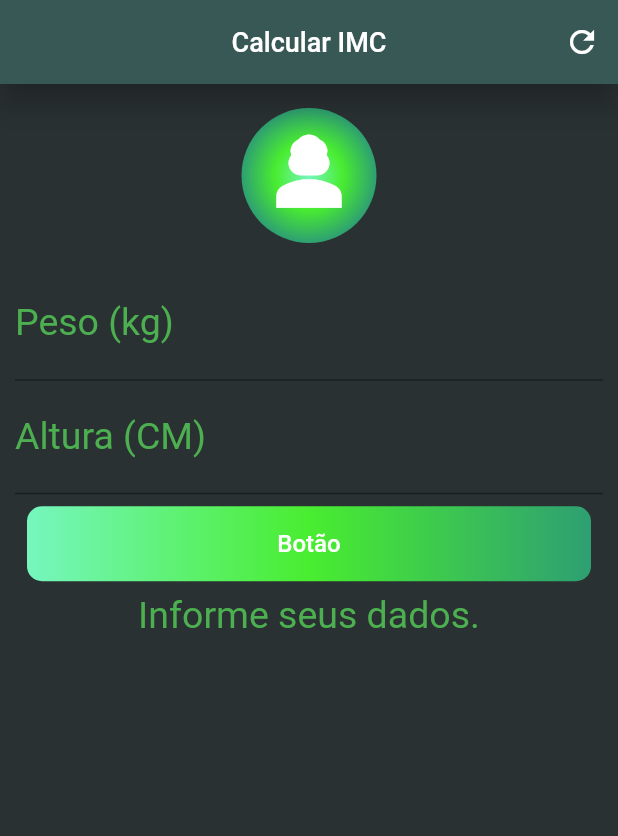
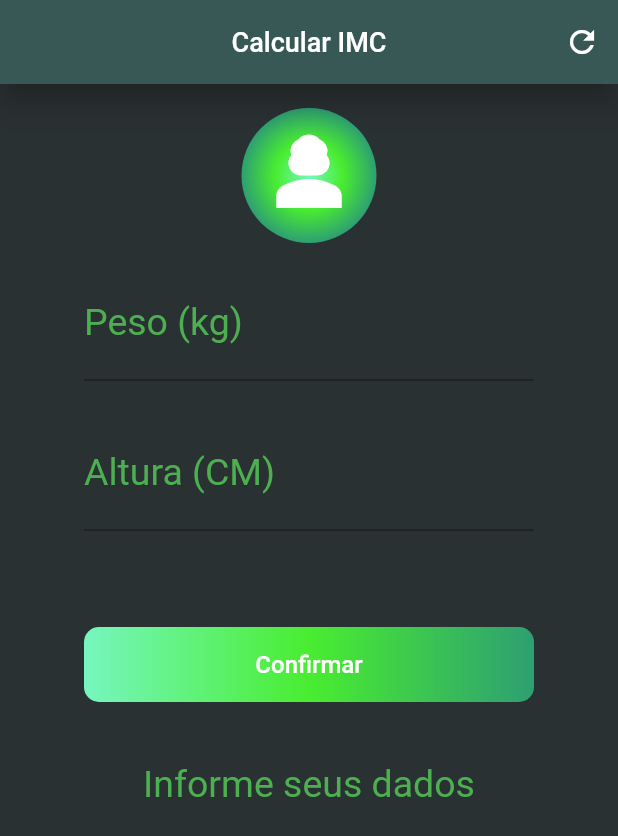
Before and after one commit to feandr/dio-lab-desafio-calculadora-de-imc-flutter, a Flutter app: the screen it shows after launch, on a phone screen of 412 x 824 dp. Shown: the top 836 px of the screen. Run offline on Flutter 3.47's test engine with Material 2 defaults, Android fonts, the phone set to English and light mode, and no system bars.

Commit message:
ajustes finais de layout

```diff
--- a/lib/views/home_calculator.dart
+++ b/lib/views/home_calculator.dart
@@ -14,7 +14,7 @@ class Home extends StatefulWidget {
 }
 
 class _HomeState extends State<Home> {
-  String _info = "Informe seus dados.";
+  String _info = "Informe seus dados";
 
   GlobalKey<FormState> _formKey = GlobalKey<FormState>();
   UserInput userInput = UserInput();
@@ -56,8 +56,8 @@ class _HomeState extends State<Home> {
               Padding(
                 padding: const EdgeInsets.all(16.0),
                 child: Container(
-                  width: 90, // Largura desejada do ícone redondo
-                  height: 90, // Altura desejada do ícone redondo
+                  width: 90,
+                  height: 90,
                   decoration: const BoxDecoration(
                     gradient: RadialGradient(colors: [
                       Color.fromARGB(255, 118, 246, 191),
@@ -65,17 +65,20 @@ class _HomeState extends State<Home> {
                       Color.fromARGB(255, 46, 159, 114),
                     ]),
                     shape: BoxShape.circle,
-                    color: Colors.green, // Cor de fundo do ícone
+                    color: Colors.green,
                   ),
                   child: const Center(
                     child: Icon(
-                      Icons.person_3_sharp, // Ícone desejado
-                      color: Colors.white, // Cor do ícone
-                      size: 65, // Tamanho do ícone
+                      Icons.person_3_sharp,
+                      color: Colors.white,
+                      size: 65,
                     ),
                   ),
                 ),
               ),
+
+                  Column(
+                    children: [
                       CustomTextField(
                         controller: userInput.pesoController,
                         label: "Peso (kg)",
@@ -86,6 +89,7 @@ class _HomeState extends State<Home> {
                           return null;
                         },
                         keyboardType: TextInputType.number,
+
                       ),
                        CustomTextField(
                 controller: userInput.alturaController,
@@ -98,6 +102,9 @@ class _HomeState extends State<Home> {
                 },
                 keyboardType: TextInputType.number,
               ),
+                    ],
+                  ),
+
               CustomCalculateButton(
                 onPressed: () {
                   if (_formKey.currentState!.validate()) {
--- a/lib/widgets/custom_calculate.dart
+++ b/lib/widgets/custom_calculate.dart
@@ -8,10 +8,11 @@ class CustomCalculateButton extends StatelessWidget {
   @override
   Widget build(BuildContext context) {
     return Padding(
-      padding: const EdgeInsets.only(top: 0.0, bottom: 0),
+      padding: const EdgeInsets.only(top: 32.0, bottom: 32.0),
       child: TextButton(
         onPressed: onPressed,
           child: Container(
+            width: 300.0,
             height: 50, // Altura do botão
             decoration: BoxDecoration(
               gradient: const LinearGradient(
@@ -27,7 +28,7 @@ class CustomCalculateButton extends StatelessWidget {
             ),
             child: const Center(
               child: Text(
-                'Botão',
+                'Confirmar',
                 style: TextStyle(
                   color: Colors.white,
                   fontSize: 16.0,
--- a/lib/widgets/custom_text_field.dart
+++ b/lib/widgets/custom_text_field.dart
@@ -6,7 +6,8 @@ class CustomTextField extends StatelessWidget {
   final String? Function(String?)? validator;
   final TextInputType keyboardType;
 
-  const CustomTextField({super.key,
+  const CustomTextField({
+    super.key,
     required this.controller,
     required this.label,
     required this.validator,
@@ -15,7 +16,10 @@ class CustomTextField extends StatelessWidget {
 
   @override
   Widget build(BuildContext context) {
-    return TextFormField(
+    return SizedBox(
+      width: 300.0,
+      height: 100.0,
+      child: TextFormField(
         keyboardType: keyboardType,
         decoration: InputDecoration(
           labelText: label,
@@ -25,6 +29,7 @@ class CustomTextField extends StatelessWidget {
         style: const TextStyle(color: Colors.green, fontSize: 25.0),
         controller: controller,
         validator: validator,
+      ),
     );
   }
 }
```
Lines whose indentation alone changed are shown as unchanged.
